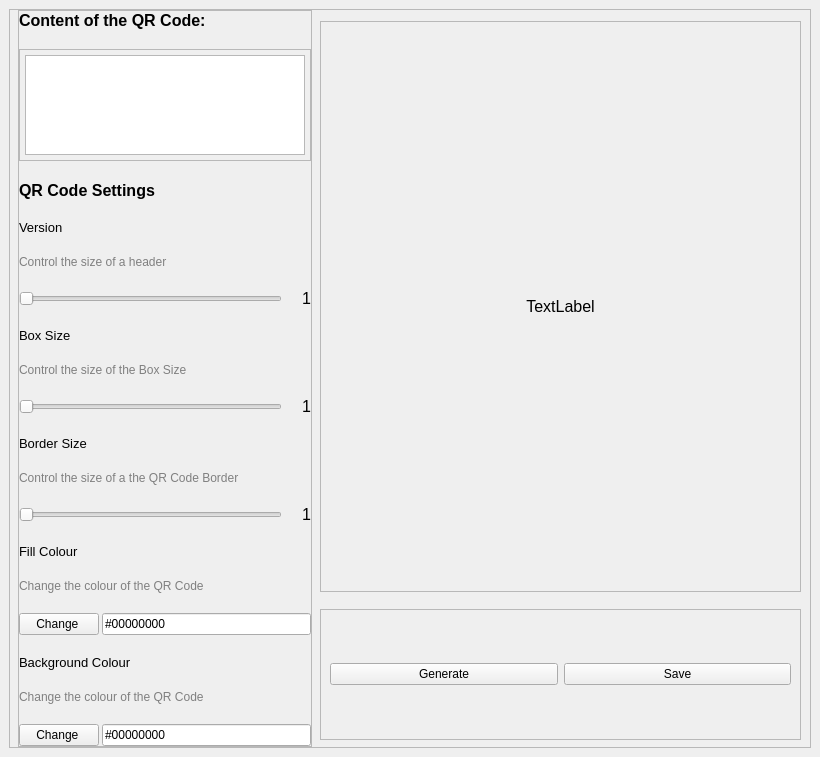
The window that assets/MainWindow.ui (edeniyanda/QRnify) describes before a commit, drawn with Qt 5.
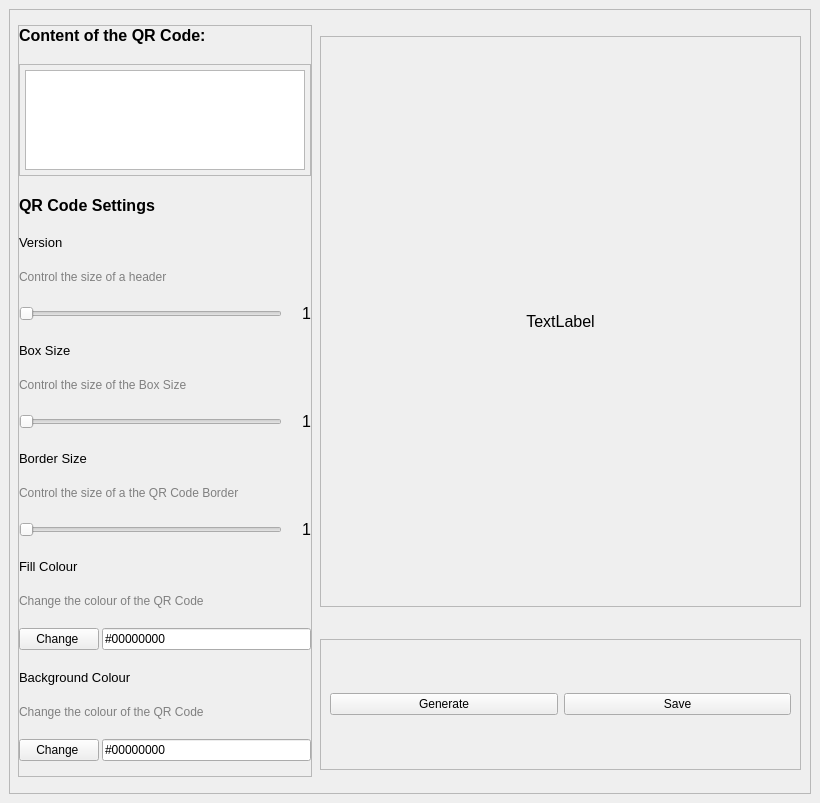
The same window after the commit.

Commit message: Switched back to PyQt^ to generate QR Code

Patch:
```diff
--- a/assets/MainWindow.ui
+++ b/assets/MainWindow.ui
@@ -7,7 +7,7 @@
     <x>0</x>
     <y>0</y>
     <width>820</width>
-    <height>726</height>
+    <height>803</height>
    </rect>
   </property>
   <property name="windowTitle">
```
Left out of the diff: 2 changed lines with no effect on the pictures. The commit also changes 1 other file.
